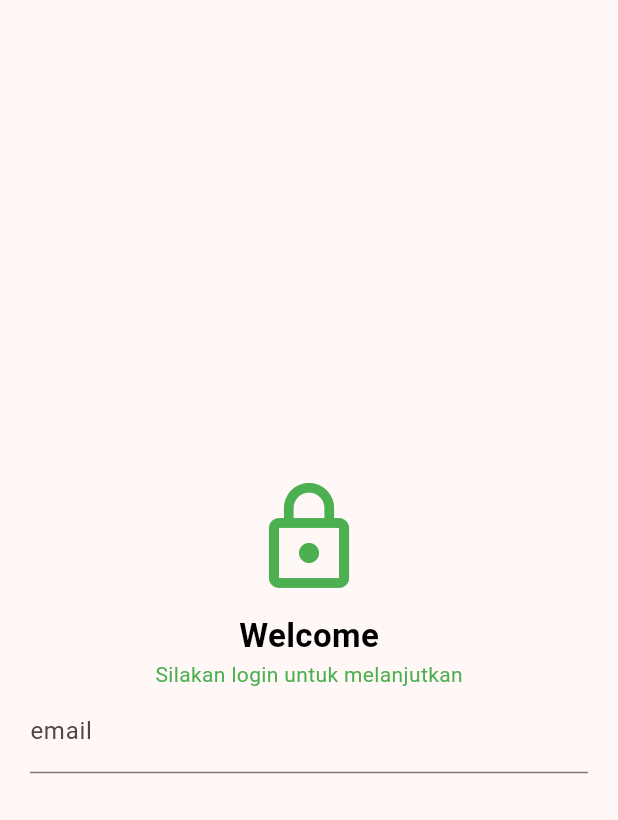
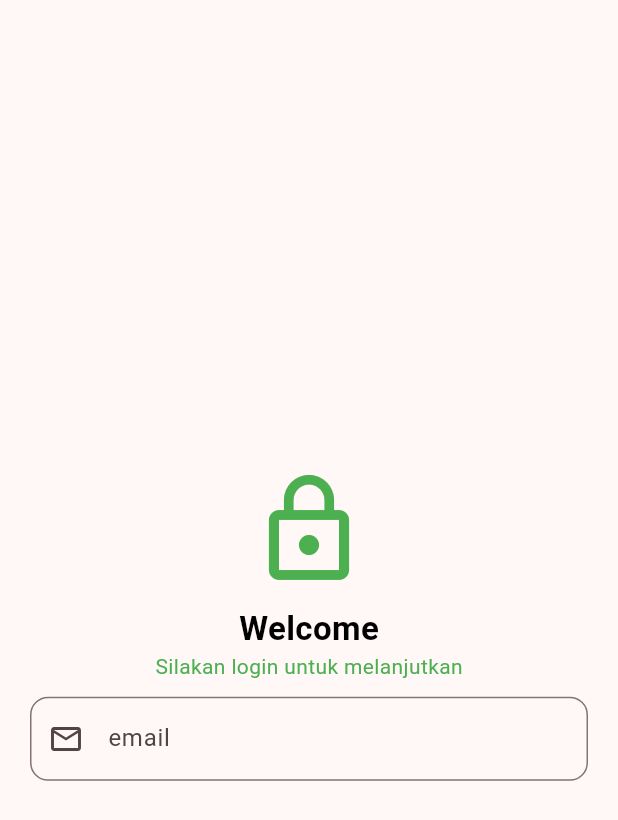
Before and after one commit to helenoktaa/Tugas_week_6_1123150205, a Flutter app: the Login screen opened directly, on a phone screen of 412 x 824 dp. Shown: the top 820 px of the screen. Run offline on Flutter 3.47's test engine with Material 3 defaults, Android fonts, the light colour scheme and no system bars.

Commit message:
update: hintText, prefixIcon, border email

```diff
--- a/lib/screen/login.dart
+++ b/lib/screen/login.dart
@@ -32,10 +32,17 @@ class Login extends StatelessWidget {
                   color: Colors.green,
                 ),
               ),
+              SizedBox(height: 10),
               TextField(
                 keyboardType: TextInputType.emailAddress,
-                decoration: InputDecoration(labelText: 'email'),
-
+                decoration: InputDecoration(
+                  labelText: 'email',
+                  hintText: 'Masukkan email Anda',
+                  prefixIcon: const Icon(Icons.email_outlined),
+                  border: OutlineInputBorder(
+                    borderRadius: BorderRadius.circular(12.0),
+                  ),
+                ),
               ),
             ],
           ),
```
